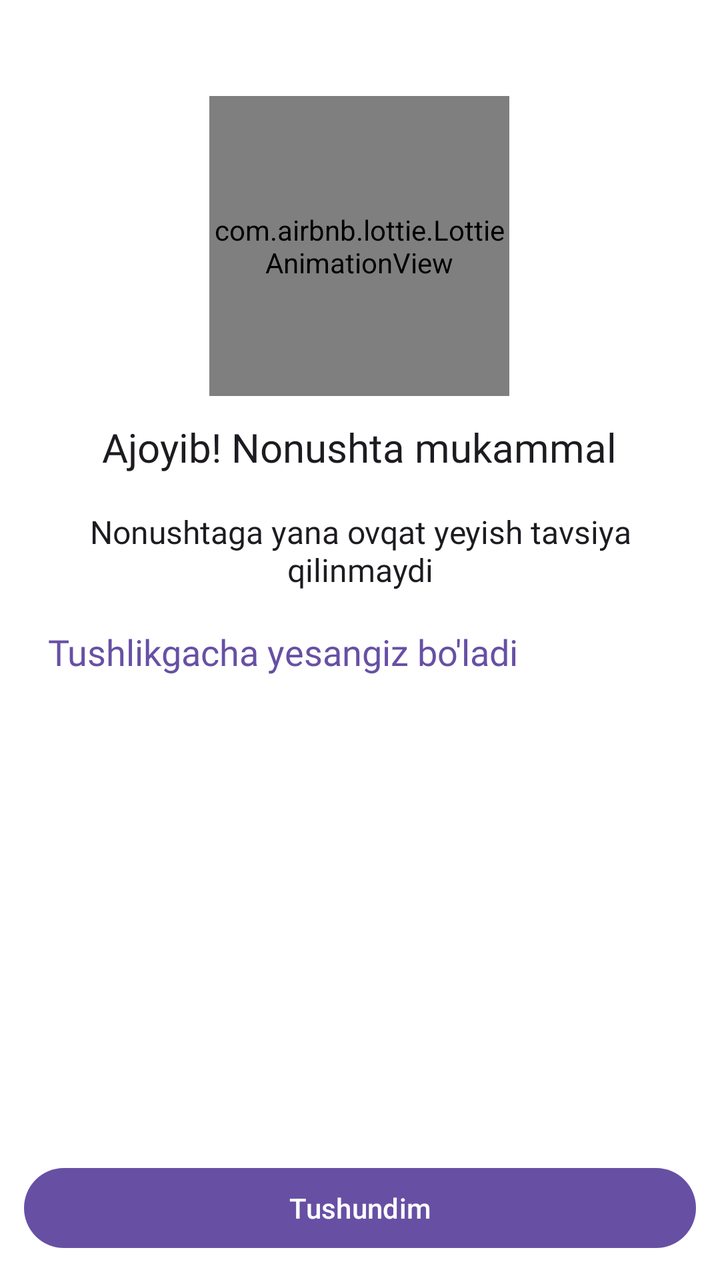
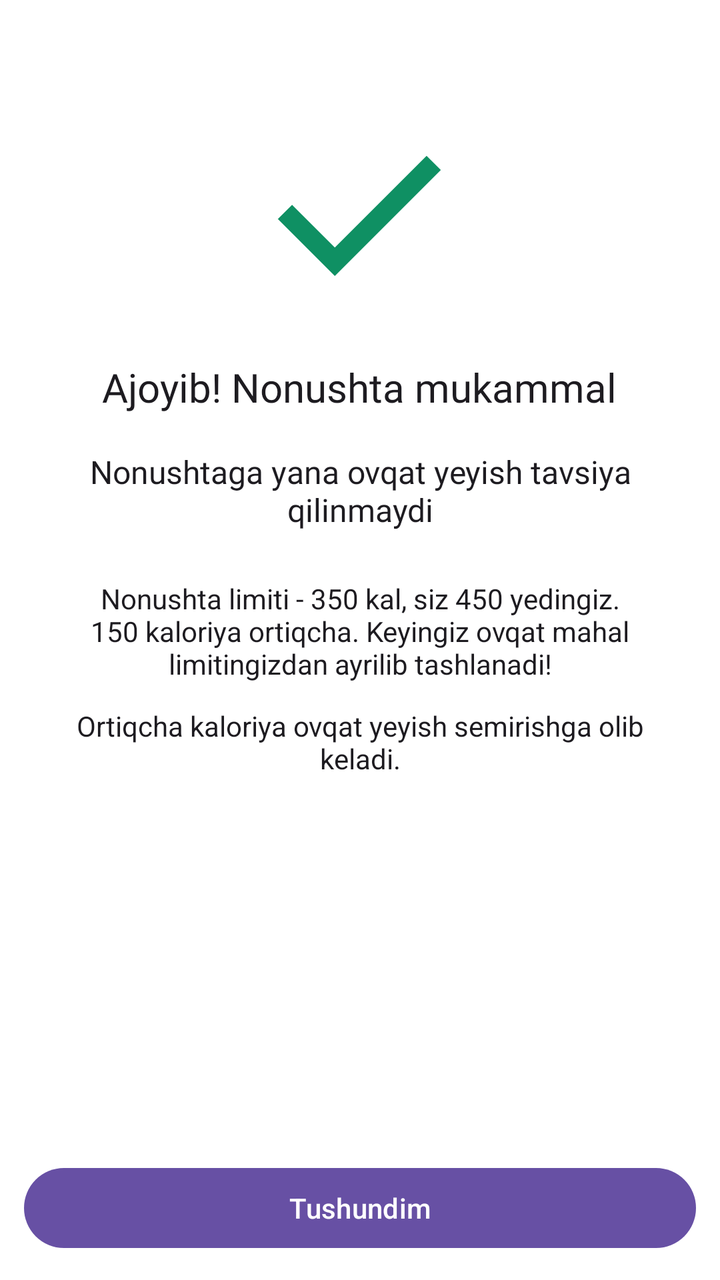

An Android layout rendered at two revisions. The XML below is the earlier revision; the diff shows what the commit changed to produce the second picture.
<!-- AndroidManifest.xml: application theme Theme.Ozamiz -->
<!-- res/layout/food_enough_fragment.xml -->
<?xml version="1.0" encoding="utf-8"?>
<androidx.constraintlayout.widget.ConstraintLayout xmlns:android="http://schemas.android.com/apk/res/android"
    xmlns:app="http://schemas.android.com/apk/res-auto"
    xmlns:tools="http://schemas.android.com/tools"
    android:layout_width="match_parent"
    android:layout_height="match_parent">

    <TextView
        android:id="@+id/textView8"
        style="@style/Title2_20"
        android:layout_width="wrap_content"
        android:layout_height="wrap_content"
        android:layout_marginTop="@dimen/dimen_12"
        android:text="Ajoyib! Nonushta mukammal"
        android:textColor="?colorOnSurface"
        app:layout_constraintEnd_toEndOf="parent"
        app:layout_constraintHorizontal_bias="0.497"
        app:layout_constraintStart_toStartOf="parent"
        app:layout_constraintTop_toBottomOf="@+id/lottie_view" />

    <com.airbnb.lottie.LottieAnimationView
        android:id="@+id/lottie_view"
        android:layout_width="150dp"
        android:layout_height="150dp"
        app:layout_constraintEnd_toEndOf="parent"
        app:layout_constraintHorizontal_bias="0.498"
        android:layout_marginTop="@dimen/dimen_48"
        app:layout_constraintStart_toStartOf="parent"
        app:layout_constraintTop_toTopOf="parent"
        app:lottie_autoPlay="true"
        app:lottie_rawRes="@raw/done_anim"
        app:lottie_repeatCount="100"
        app:lottie_repeatMode="restart" />

    <TextView
        android:id="@+id/mini_info_text"
        style="@style/Text1_16"
        android:layout_width="match_parent"
        android:layout_marginHorizontal="@dimen/dimen_24"
        android:layout_marginTop="@dimen/dimen_18"
        android:gravity="center"
        android:layout_height="wrap_content"
        android:text="Nonushtaga yana ovqat yeyish tavsiya qilinmaydi"
        android:textColor="?colorOnSurface"
        app:layout_constraintEnd_toEndOf="parent"
        app:layout_constraintStart_toStartOf="parent"
        app:layout_constraintTop_toBottomOf="@+id/textView8" />

    <TextView
        android:id="@+id/advice_meal_title"
        style="@style/Title3_17"
        android:layout_width="wrap_content"
        android:layout_height="wrap_content"
        android:layout_marginTop="@dimen/dimen_18"
        android:text="Tushlikgacha yesangiz bo'ladi"
        android:textColor="?colorPrimary"
        app:layout_constraintStart_toStartOf="@+id/mini_info_text"
        app:layout_constraintTop_toBottomOf="@+id/mini_info_text" />

    <com.google.android.material.button.MaterialButton
        android:id="@+id/next"
        android:layout_width="match_parent"
        android:layout_height="wrap_content"
        android:text="Tushundim"
        app:layout_constraintBottom_toBottomOf="parent"
        app:layout_constraintEnd_toEndOf="parent"
        android:layout_margin="@dimen/dimen_12"
        app:layout_constraintStart_toStartOf="parent" />
</androidx.constraintlayout.widget.ConstraintLayout>
<!-- resources referenced by this layout -->
<resources>
  <dimen name="dimen_12">12dp</dimen>
  <dimen name="dimen_18">18dp</dimen>
  <dimen name="dimen_24">24dp</dimen>
  <dimen name="dimen_48">48dp</dimen>
  <style name="Text1_16">
          <item name="android:textSize">16sp</item>
          <item name="android:fontFamily">@font/roboto_regular</item>
      </style>
  <style name="Title2_20">
          <item name="android:textSize">20sp</item>
          <item name="android:fontFamily">@font/roboto_medium</item>
  
      </style>
  <style name="Title3_17">
          <item name="android:textSize">18sp</item>
          <item name="android:fontFamily">@font/roboto_medium</item>
      </style>
  
      //Headline
  <style name="Theme.Ozamiz" parent="Base.Ozamiz" />
  <style name="Base.Ozamiz" parent="Theme.Material3.Light.NoActionBar">
  
          <item name="backgroundColor">?colorSurface</item>
          <item name="android:windowBackground">?backgroundColor</item>
          <item name="android:statusBarColor">?colorSurfaceContainerLowest</item>
          <item name="android:windowLightStatusBar">true</item>
  
          <item name="colorPrimary">#6750A4</item>
          <item name="colorOnPrimary">#FFFFFF</item>
          <item name="colorPrimaryContainer">#EADDFF</item>
          <item name="colorOnPrimaryContainer">#21005D</item>
          <item name="colorSecondary">#625B71</item>
          <item name="colorOnSecondary">#FFFFFF</item>
          <item name="colorSecondaryContainer">#E8DEF8</item>
          <item name="colorOnSecondaryContainer">#1D192B</item>
          <item name="colorTertiary">#7D5260</item>
          <item name="colorOnTertiary">#FFFFFF</item>
          <item name="colorTertiaryContainer">#FFD8E4</item>
          <item name="colorOnTertiaryContainer">#31111D</item>
          <item name="colorError">#B3261E</item>
          <item name="colorOnError">#FFFFFF</item>
          <item name="colorErrorContainer">#FFDAD6</item>
          <item name="colorOnErrorContainer">#410002</item>
  
          <item name="colorPrimaryFixed">#EADDFF</item>
          <item name="colorPrimaryFixedDim">#D0BCFF</item>
          <item name="colorOnPrimaryFixed">#21005D</item>
          <item name="colorOnPrimaryFixedVariant">#6750A4</item>
          <item name="colorSecondaryFixed">#E8DEF8</item>
          <item name="colorSecondaryFixedDim">#CCC2DC</item>
          <item name="colorOnSecondaryFixed">#1D192B</item>
          <item name="colorOnSecondaryFixedVariant">#4A4458</item>
  
          <item name="colorTertiaryFixed">#FFD8E4</item>
          <item name="colorTertiaryFixedDim">#EFB8C8</item>
          <item name="colorOnTertiaryFixed">#31111D</item>
          <item name="colorOnTertiaryFixedVariant">#7D5260</item>
  
          <item name="colorOutline">#979797</item>
          <item name="colorOutlineVariant">#FDF4F4F4</item>
  
          <item name="colorSurfaceDim">#DED8E1</item>
          <item name="colorSurface">#FFFFFF</item>
          <item name="colorSurfaceBright">#FEF7FF</item>
  
          <item name="colorSurfaceContainerLowest">#FFFFFF</item>
          <item name="colorSurfaceContainerLow">#F7F2FA</item>
          <item name="colorSurfaceContainer">#F3EDF7</item>
          <item name="colorSurfaceContainerHigh">#E6E0EC</item>
          <item name="colorSurfaceContainerHighest">#DED8E1</item>
          <item name="colorOnSurface">#1D1B20</item>
          <item name="colorOnSurfaceVariant">#6C6C6C</item>
  
          <item name="colorSurfaceInverse">#322F35</item>
          <item name="colorOnSurfaceInverse">#F5EFF7</item>
  
          <item name="contentScrim">#000000</item>
          <item name="android:shadowColor">#000000</item>
      </style>
</resources>

<!-- the commit's change to res/layout/food_enough_fragment.xml (unified diff, before → after) -->
@@ -1,7 +1,6 @@
 <?xml version="1.0" encoding="utf-8"?>
 <androidx.constraintlayout.widget.ConstraintLayout xmlns:android="http://schemas.android.com/apk/res/android"
     xmlns:app="http://schemas.android.com/apk/res-auto"
-    xmlns:tools="http://schemas.android.com/tools"
     android:layout_width="match_parent"
     android:layout_height="match_parent">
 
@@ -18,19 +17,17 @@
         app:layout_constraintStart_toStartOf="parent"
         app:layout_constraintTop_toBottomOf="@+id/lottie_view" />
 
-    <com.airbnb.lottie.LottieAnimationView
+    <ImageView
         android:id="@+id/lottie_view"
-        android:layout_width="150dp"
-        android:layout_height="150dp"
+        android:layout_width="120dp"
+        android:layout_height="120dp"
         app:layout_constraintEnd_toEndOf="parent"
         app:layout_constraintHorizontal_bias="0.498"
         android:layout_marginTop="@dimen/dimen_48"
         app:layout_constraintStart_toStartOf="parent"
         app:layout_constraintTop_toTopOf="parent"
-        app:lottie_autoPlay="true"
-        app:lottie_rawRes="@raw/done_anim"
-        app:lottie_repeatCount="100"
-        app:lottie_repeatMode="restart" />
+        android:src="@drawable/check_ic"
+        app:tint="@color/green" />
 
     <TextView
         android:id="@+id/mini_info_text"
@@ -47,12 +44,38 @@
         app:layout_constraintTop_toBottomOf="@+id/textView8" />
 
     <TextView
+        android:id="@+id/exeed_limit"
+        android:layout_width="match_parent"
+        android:layout_height="wrap_content"
+        android:gravity="center"
+        android:layout_marginHorizontal="@dimen/dimen_24"
+        android:layout_marginTop="@dimen/dimen_24"
+        android:text="Nonushta limiti - 350 kal, siz 450 yedingiz. 150 kaloriya ortiqcha. Keyingiz ovqat mahal limitingizdan ayrilib tashlanadi!"
+        app:layout_constraintEnd_toEndOf="parent"
+        android:textColor="?colorOnSurface"
+        app:layout_constraintStart_toStartOf="parent"
+        app:layout_constraintTop_toBottomOf="@+id/mini_info_text" />
+
+    <TextView
+        android:layout_width="match_parent"
+        android:layout_height="wrap_content"
+        android:layout_marginHorizontal="@dimen/dimen_24"
+        android:gravity="center"
+        android:layout_marginTop="@dimen/dimen_12"
+        android:text="Ortiqcha kaloriya ovqat yeyish semirishga olib keladi."
+        android:textColor="?colorOnSurface"
+        app:layout_constraintEnd_toEndOf="parent"
+        app:layout_constraintStart_toStartOf="parent"
+        app:layout_constraintTop_toBottomOf="@+id/exeed_limit" />
+
+    <TextView
         android:id="@+id/advice_meal_title"
         style="@style/Title3_17"
         android:layout_width="wrap_content"
         android:layout_height="wrap_content"
         android:layout_marginTop="@dimen/dimen_18"
-        android:text="Tushlikgacha yesangiz bo'ladi"
+        android:visibility="gone"
+        android:text="Tushlikgacha yesangiz bo'ladi(Tamaddi)"
         android:textColor="?colorPrimary"
         app:layout_constraintStart_toStartOf="@+id/mini_info_text"
         app:layout_constraintTop_toBottomOf="@+id/mini_info_text" />
<!-- resource entries referenced after the edit -->
@@ -1,9 +1,21 @@
 <!-- resources referenced by this layout -->
 <resources>
+  <color name="green">#0F9063</color>
   <dimen name="dimen_12">12dp</dimen>
   <dimen name="dimen_18">18dp</dimen>
   <dimen name="dimen_24">24dp</dimen>
   <dimen name="dimen_48">48dp</dimen>
+  <!-- drawable check_ic (drawable) -->
+  <vector xmlns:android="http://schemas.android.com/apk/res/android"
+      android:width="24dp"
+      android:height="24dp"
+      android:viewportWidth="960"
+      android:viewportHeight="960"
+      android:tint="?attr/colorControlNormal">
+    <path
+        android:fillColor="@android:color/white"
+        android:pathData="M382,720L154,492L211,435L382,606L749,239L806,296L382,720Z"/>
+  </vector>
   <style name="Text1_16">
           <item name="android:textSize">16sp</item>
           <item name="android:fontFamily">@font/roboto_regular</item>
